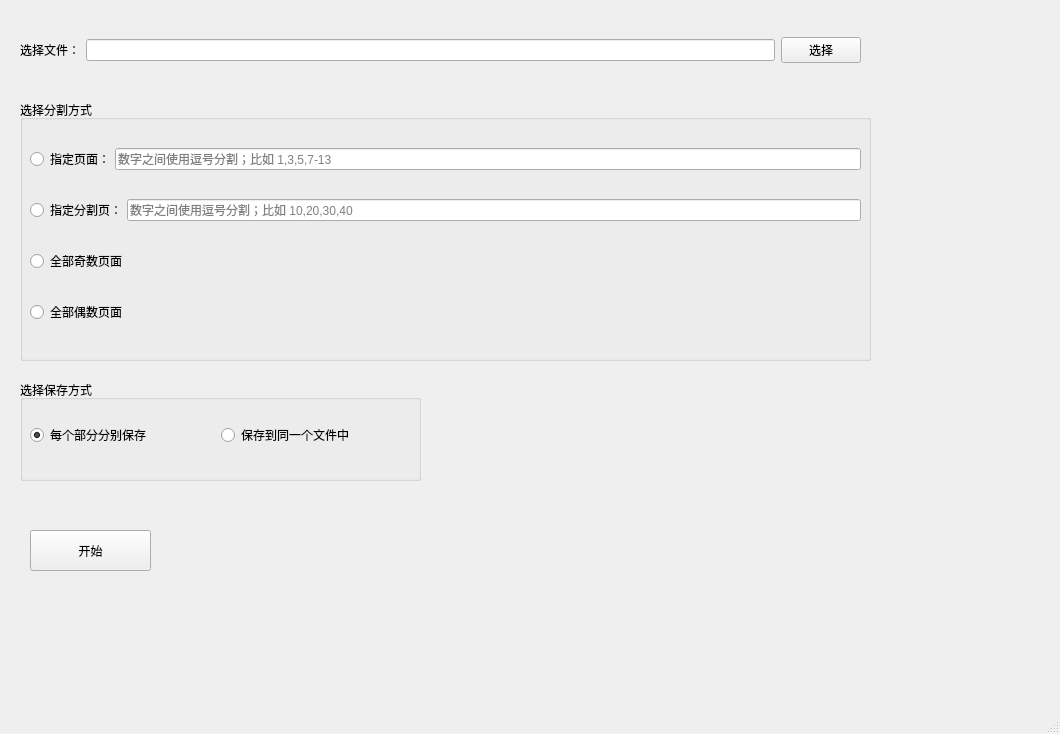
xesam/doc-tools, file MainWin.ui: the form before one commit.
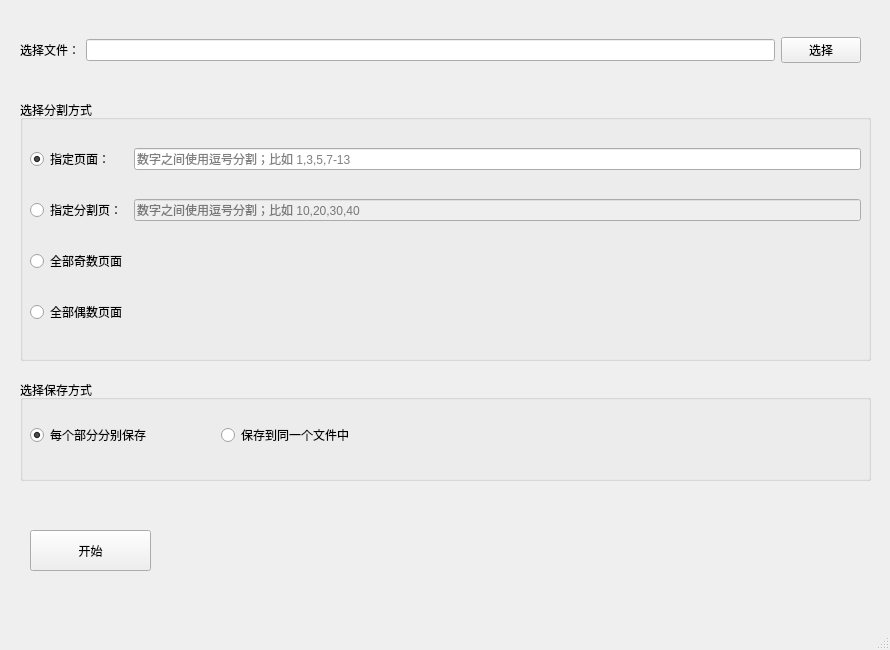
The form after the commit.

```diff
--- a/MainWin.ui
+++ b/MainWin.ui
@@ -6,8 +6,8 @@
    <rect>
     <x>0</x>
     <y>0</y>
-    <width>1060</width>
-    <height>734</height>
+    <width>890</width>
+    <height>650</height>
    </rect>
   </property>
   <property name="windowTitle">
@@ -52,7 +52,7 @@
      <rect>
       <x>20</x>
       <y>380</y>
-      <width>401</width>
+      <width>851</width>
       <height>101</height>
      </rect>
     </property>
@@ -134,12 +134,15 @@
        <number>0</number>
       </property>
       <item>
-       <layout class="QHBoxLayout" name="horizontalLayout_2" stretch="0,0">
+       <layout class="QHBoxLayout" name="horizontalLayout_2" stretch="1,7">
         <item>
          <widget class="QRadioButton" name="radioPages">
           <property name="text">
            <string>指定页面：</string>
           </property>
+          <property name="checked">
+           <bool>true</bool>
+          </property>
          </widget>
         </item>
         <item>
@@ -147,12 +150,15 @@
           <property name="placeholderText">
            <string>数字之间使用逗号分割；比如 1,3,5,7-13</string>
           </property>
+          <property name="clearButtonEnabled">
+           <bool>true</bool>
+          </property>
          </widget>
         </item>
        </layout>
       </item>
       <item>
-       <layout class="QHBoxLayout" name="horizontalLayout_3" stretch="0,0">
+       <layout class="QHBoxLayout" name="horizontalLayout_3" stretch="1,7">
         <item>
          <widget class="QRadioButton" name="radioPageStarts">
           <property name="text">
@@ -161,10 +167,16 @@
          </widget>
         </item>
         <item>
-         <widget class="QLineEdit" name="lineEdit_3">
+         <widget class="QLineEdit" name="editPageStarts">
+          <property name="enabled">
+           <bool>false</bool>
+          </property>
           <property name="placeholderText">
            <string>数字之间使用逗号分割；比如 10,20,30,40</string>
           </property>
+          <property name="clearButtonEnabled">
+           <bool>true</bool>
+          </property>
          </widget>
         </item>
        </layout>
```
Left out of the diff: 10 changed lines with no effect on the pictures.
